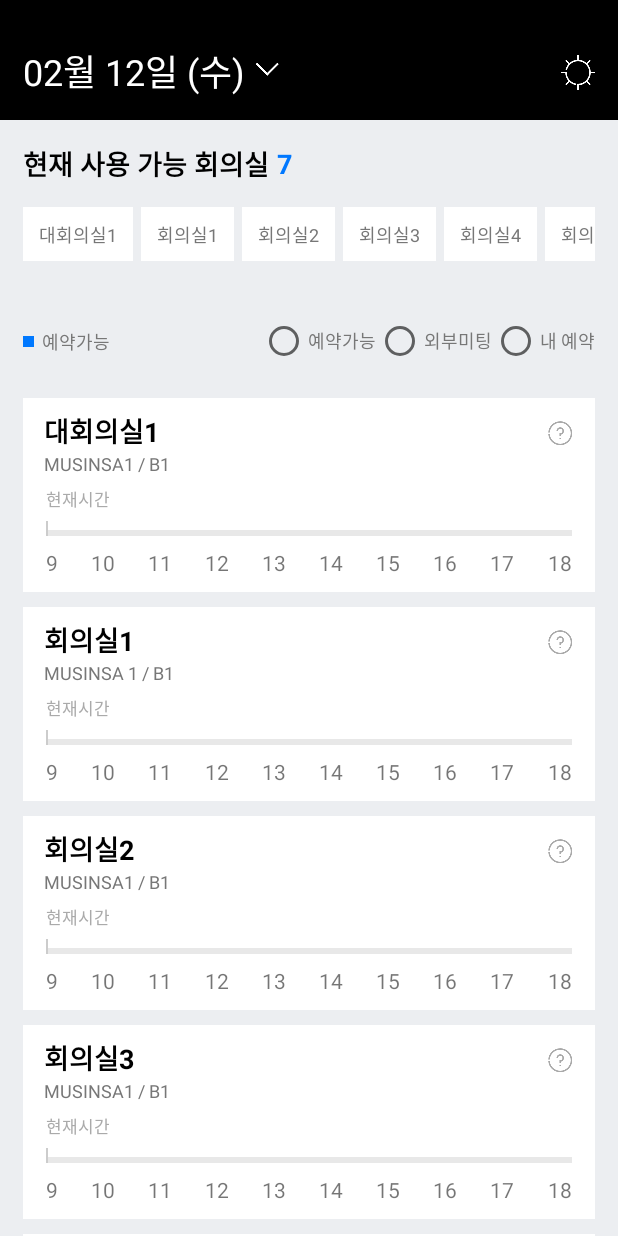
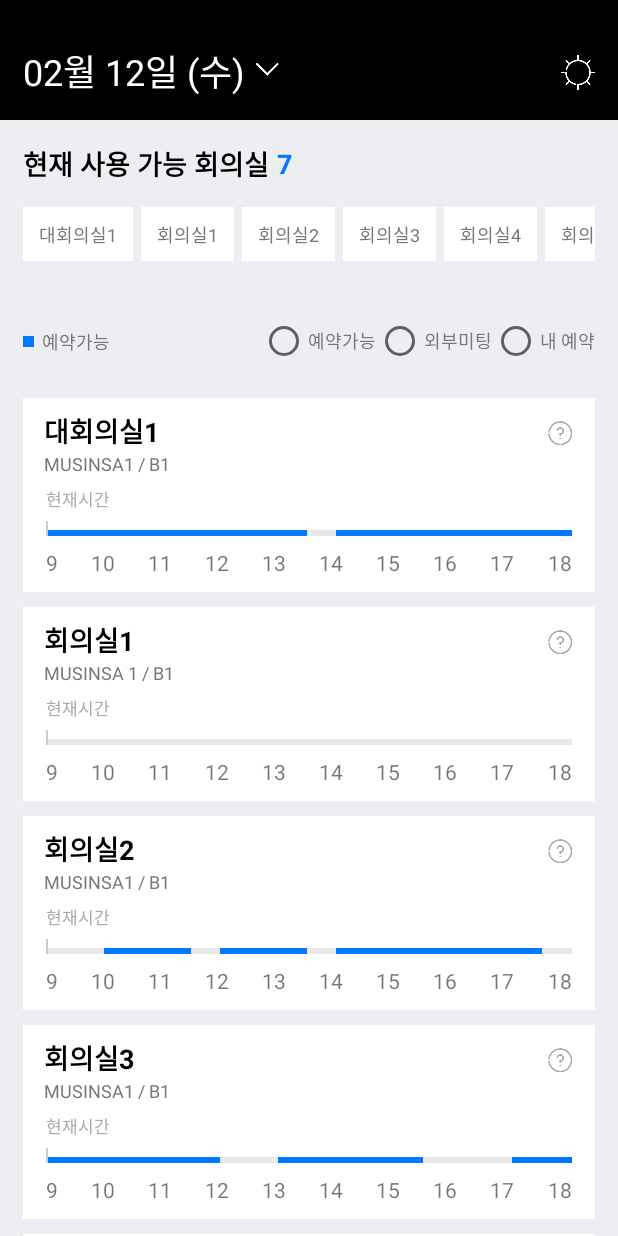
Before and after one commit to victory316/GithubUserSearcher, an Android app: the UiActivity screen opened directly, with no data from a screen before it, on a phone screen of 412 x 824 dp. Run offline under Robolectric (Android 15) with nearby library versions, the phone set to English and light mode, and no system bars; our stand-ins replace Room's generated code, data binding.

Commit message:
continuing testing on bars

```diff
--- a/app/src/main/java/com/example/answer/ui/recyclerview/ConferenceAdapter.kt
+++ b/app/src/main/java/com/example/answer/ui/recyclerview/ConferenceAdapter.kt
@@ -1,5 +1,6 @@
 package com.example.answer.ui.recyclerview
 
+import android.util.Log
 import android.view.LayoutInflater
 import android.view.View
 import android.view.ViewGroup
@@ -28,8 +29,43 @@ class ConferenceAdapter(val contactItemClick: (ConferenceRoomData) -> Unit, val
     inner class ViewHolder(itemView: View): RecyclerView.ViewHolder(itemView) {
         private val nameTv = itemView.findViewById<TextView>(R.id.room_name)
         private val numberTv = itemView.findViewById<TextView>(R.id.room_location)
+        private val timeBarArray = listOf(
+            itemView.findViewById<View>(R.id.bar_1),
+            itemView.findViewById<View>(R.id.bar_2),
+            itemView.findViewById<View>(R.id.bar_3),
+            itemView.findViewById<View>(R.id.bar_4),
+            itemView.findViewById<View>(R.id.bar_5),
+            itemView.findViewById<View>(R.id.bar_6),
+            itemView.findViewById<View>(R.id.bar_7),
+            itemView.findViewById<View>(R.id.bar_8),
+            itemView.findViewById<View>(R.id.bar_9),
+            itemView.findViewById<View>(R.id.bar_10),
+            itemView.findViewById<View>(R.id.bar_11),
+            itemView.findViewById<View>(R.id.bar_12),
+            itemView.findViewById<View>(R.id.bar_13),
+            itemView.findViewById<View>(R.id.bar_14),
+            itemView.findViewById<View>(R.id.bar_15),
+            itemView.findViewById<View>(R.id.bar_16),
+            itemView.findViewById<View>(R.id.bar_17),
+            itemView.findViewById<View>(R.id.bar_18)
+        )
 
         fun bind(conferenceRoomData: ConferenceRoomData) {
+
+            Log.d("recyclerViewTest", "name : ${conferenceRoomData.name}")
+
+            val testReservation = conferenceRoomData.reservations
+
+            if (testReservation != null) {
+                for(indices in testReservation) {
+                    Log.d("recyclerViewTest", "starttime : ${indices.startTime}")
+                    Log.d("recyclerViewTest", "endtime : ${indices.endTime}")
+
+                    // 예약시간에 따라 timeline bar의 색상을 지정
+                    setupTimelineBars(indices.startTime, indices.endTime, timeBarArray)
+                }
+            }
+
             nameTv.text = conferenceRoomData.name
             numberTv.text = conferenceRoomData.location
 
@@ -49,4 +85,31 @@ class ConferenceAdapter(val contactItemClick: (ConferenceRoomData) -> Unit, val
         notifyDataSetChanged()
     }
 
+    fun setupTimelineBars(startTime: String, endTime: String, timeArray: List<View>){
+        val startTimeInt = startTime.toInt()
+        val endTimeInt = endTime.toInt()
+
+        val startHour = startTimeInt / 100
+        val startMinute = startTimeInt % 100
+        val endHour = endTimeInt / 100
+        val endMinute = endTimeInt % 100
+
+        // 9시면 0번 인덱스부터 시작해야하며, 18시가 마지막 19번째 index로 위치함.
+        // 각 칸은 30분 단위로 나뉘어짐을 고려해야 함.
+
+        var startIndex = (startHour - 9) * 2 + (startMinute / 30)
+        var endIndex = (endHour - 9) * 2 + (endMinute / 30)
+
+        if (endIndex >= timeArray.size) endIndex = 17
+
+        Log.d("recyclerViewTest", "parsed time : $startHour : $startMinute | $endHour : $endMinute")
+        Log.d("recyclerViewTest", "startIndex : $startIndex endIndex : $endIndex")
+
+
+        for (i in startIndex..endIndex) {
+            timeArray[i].visibility = View.VISIBLE
+        }
+
+    }
+
 }
--- a/app/src/main/res/layout/conference_item.xml
+++ b/app/src/main/res/layout/conference_item.xml
@@ -55,6 +55,7 @@
         android:layout_marginLeft="15dp"
         android:layout_marginRight="15dp"
         android:orientation="horizontal"
+        android:background="@color/very_light_pink"
         app:layout_constraintBottom_toTopOf="@id/time_view">
 
         <View
@@ -62,121 +63,127 @@
             android:layout_width="0dp"
             android:layout_height="wrap_content"
             android:layout_weight="1"
-            android:background="@color/very_light_pink"/>
+            android:visibility="invisible"
+            android:background="@color/deep_sky_blue"/>
         <View
             android:id="@+id/bar_2"
             android:layout_width="0dp"
             android:layout_height="wrap_content"
             android:layout_weight="1"
-            android:background="@color/very_light_pink"/>
+            android:visibility="invisible"
+            android:background="@color/deep_sky_blue"/>
         <View
             android:id="@+id/bar_3"
             android:layout_width="0dp"
             android:layout_height="wrap_content"
             android:layout_weight="1"
-            android:background="@color/very_light_pink"/>
+            android:visibility="invisible"
+            android:background="@color/deep_sky_blue"/>
         <View
             android:id="@+id/bar_4"
             android:layout_width="0dp"
             android:layout_height="wrap_content"
             android:layout_weight="1"
-            android:background="@color/very_light_pink"/>
+            android:visibility="invisible"
+            android:background="@color/deep_sky_blue"/>
         <View
             android:id="@+id/bar_5"
             android:layout_width="0dp"
             android:layout_height="wrap_content"
             android:layout_weight="1"
-            android:background="@color/very_light_pink"/>
+            android:visibility="invisible"
+            android:background="@color/deep_sky_blue"/>
         <View
             android:id="@+id/bar_6"
             android:layout_width="0dp"
             android:layout_height="wrap_content"
             android:layout_weight="1"
-            android:background="@color/very_light_pink"/>
+            android:visibility="invisible"
+            android:background="@color/deep_sky_blue"/>
         <View
             android:id="@+id/bar_7"
             android:layout_width="0dp"
             android:layout_height="wrap_content"
             android:layout_weight="1"
-            android:background="@color/very_light_pink"/>
+            android:visibility="invisible"
+            android:background="@color/deep_sky_blue"/>
         <View
             android:id="@+id/bar_8"
             android:layout_width="0dp"
             android:layout_height="wrap_content"
             android:layout_weight="1"
-            android:background="@color/very_light_pink"/>
+            android:visibility="invisible"
+            android:background="@color/deep_sky_blue"/>
         <View
             android:id="@+id/bar_9"
             android:layout_width="0dp"
             android:layout_height="wrap_content"
             android:layout_weight="1"
-            android:background="@color/very_light_pink"/>
+            android:visibility="invisible"
+            android:background="@color/deep_sky_blue"/>
         <View
             android:id="@+id/bar_10"
             android:layout_width="0dp"
             android:layout_height="wrap_content"
             android:layout_weight="1"
-            android:background="@color/very_light_pink"/>
+            android:visibility="invisible"
+            android:background="@color/deep_sky_blue"/>
         <View
             android:id="@+id/bar_11"
             android:layout_width="0dp"
             android:layout_height="wrap_content"
             android:layout_weight="1"
-            android:background="@color/very_light_pink"/>
+            android:visibility="invisible"
+            android:background="@color/deep_sky_blue"/>
         <View
             android:id="@+id/bar_12"
             android:layout_width="0dp"
             android:layout_height="wrap_content"
             android:layout_weight="1"
-            android:background="@color/very_light_pink"/>
+            android:visibility="invisible"
+            android:background="@color/deep_sky_blue"/>
         <View
             android:id="@+id/bar_13"
             android:layout_width="0dp"
             android:layout_height="wrap_content"
             android:layout_weight="1"
-            android:background="@color/very_light_pink"/>
+            android:visibility="invisible"
+            android:background="@color/deep_sky_blue"/>
         <View
             android:id="@+id/bar_14"
             android:layout_width="0dp"
             android:layout_height="wrap_content"
             android:layout_weight="1"
-            android:background="@color/very_light_pink"/>
+            android:visibility="invisible"
+            android:background="@color/deep_sky_blue"/>
         <View
             android:id="@+id/bar_15"
             android:layout_width="0dp"
             android:layout_height="wrap_content"
             android:layout_weight="1"
-            android:background="@color/very_light_pink"/>
+            android:visibility="invisible"
+            android:background="@color/deep_sky_blue"/>
         <View
             android:id="@+id/bar_16"
             android:layout_width="0dp"
             android:layout_height="wrap_content"
             android:layout_weight="1"
-            android:background="@color/very_light_pink"/>
+            android:visibility="invisible"
+            android:background="@color/deep_sky_blue"/>
         <View
             android:id="@+id/bar_17"
             android:layout_width="0dp"
             android:layout_height="wrap_content"
             android:layout_weight="1"
-            android:background="@color/very_light_pink"/>
+            android:visibility="invisible"
+            android:background="@color/deep_sky_blue"/>
         <View
             android:id="@+id/bar_18"
             android:layout_width="0dp"
             android:layout_height="wrap_content"
             android:layout_weight="1"
-            android:background="@color/very_light_pink"/>
-        <View
-            android:id="@+id/bar_19"
-            android:layout_width="0dp"
-            android:layout_height="wrap_content"
-            android:layout_weight="1"
-            android:background="@color/very_light_pink"/>
-        <View
-            android:id="@+id/bar_20"
-            android:layout_width="0dp"
-            android:layout_height="wrap_content"
-            android:layout_weight="1"
-            android:background="@color/very_light_pink"/>
+            android:visibility="invisible"
+            android:background="@color/deep_sky_blue"/>
     </LinearLayout>
 
     <TextView
```
